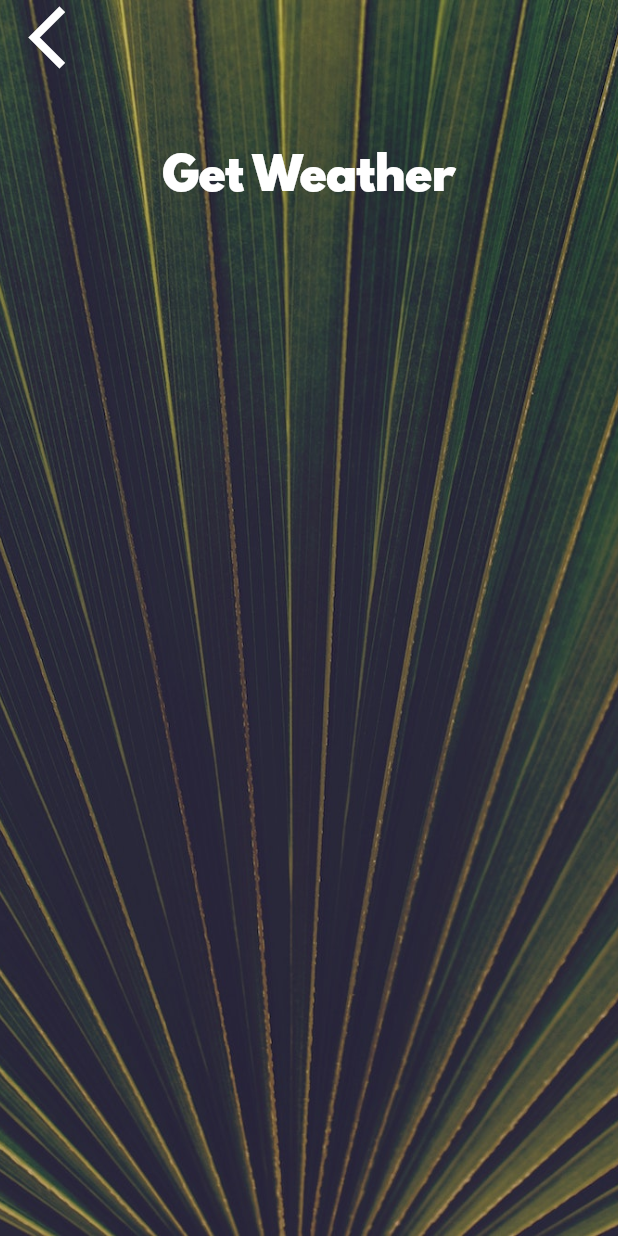
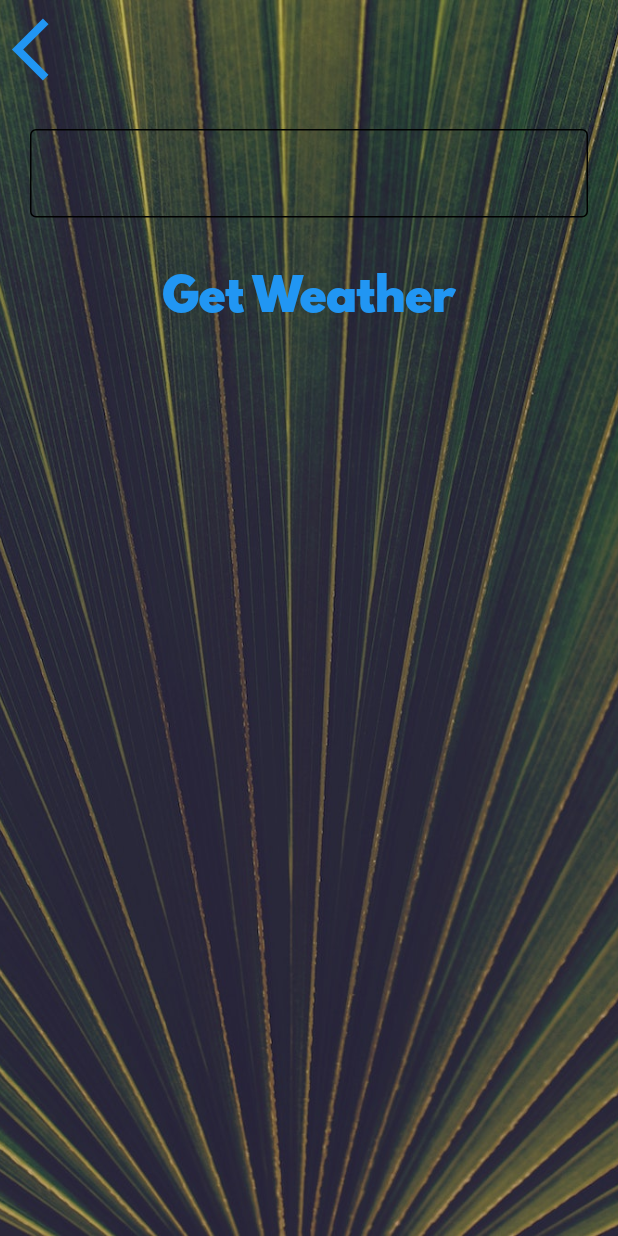
Before and after one commit to HeratUni-CS/clima-hohanif, a Flutter app: the CityScreen screen opened directly, on a phone screen of 412 x 824 dp. Run offline on Flutter 3.47's test engine with Material 2 defaults, Android fonts, the phone set to English and light mode, and no system bars; our stand-ins replace geolocator; network calls fail.

Commit message:
final commit

```diff
--- a/lib/screens/city_screen.dart
+++ b/lib/screens/city_screen.dart
@@ -1,43 +1,59 @@
+import 'package:clima/utilities/constants.dart';
 import 'package:flutter/material.dart';
-import 'package:clima/utilities/constants.dart';
 
 class CityScreen extends StatefulWidget {
+  const CityScreen();
+
   @override
   _CityScreenState createState() => _CityScreenState();
 }
 
 class _CityScreenState extends State<CityScreen> {
+  String cityName = '';
   @override
   Widget build(BuildContext context) {
     return Scaffold(
       body: Container(
-        decoration: BoxDecoration(
+        decoration: const BoxDecoration(
           image: DecorationImage(
             image: AssetImage('images/city_background.jpg'),
             fit: BoxFit.cover,
           ),
         ),
-        constraints: BoxConstraints.expand(),
+        constraints: const BoxConstraints.expand(),
         child: SafeArea(
           child: Column(
             children: <Widget>[
               Align(
                 alignment: Alignment.topLeft,
-                child: FlatButton(
-                  onPressed: () {},
-                  child: Icon(
+                child: TextButton(
+                  onPressed: () {
+                    Navigator.pop(context);
+                  },
+                  child: const Icon(
                     Icons.arrow_back_ios,
                     size: 50.0,
                   ),
                 ),
               ),
               Container(
-                padding: EdgeInsets.all(20.0),
-                child: null,
+                padding: const EdgeInsets.all(20.0),
+                child: TextField(
+                  style: const TextStyle(color: Colors.black),
+                  decoration: const InputDecoration(
+                    border: OutlineInputBorder(),
+                    enabledBorder: OutlineInputBorder(),
+                  ),
+                  onChanged: (value) {
+                    cityName = value;
+                  },
+                ),
               ),
-              FlatButton(
-                onPressed: () {},
-                child: Text(
+              TextButton(
+                onPressed: () {
+                  Navigator.pop(context, cityName);
+                },
+                child: const Text(
                   'Get Weather',
                   style: kButtonTextStyle,
                 ),
--- a/pubspec.yaml
+++ b/pubspec.yaml
@@ -11,6 +11,8 @@ dependencies:
     sdk: flutter
 
   cupertino_icons: ^0.1.2
+  geolocator: ^9.0.2
+  http: ^0.13.6
 
 dev_dependencies:
   flutter_test:
```
Also changed, not shown: lib/screens/loading_screen.dart (+25 -7 lines), lib/screens/location_screen.dart (+66 -14 lines), lib/services/location.dart (+23 -0 lines), lib/services/networking.dart (+20 -0 lines), lib/services/weather.dart (+22 -0 lines), pubspec.lock.
